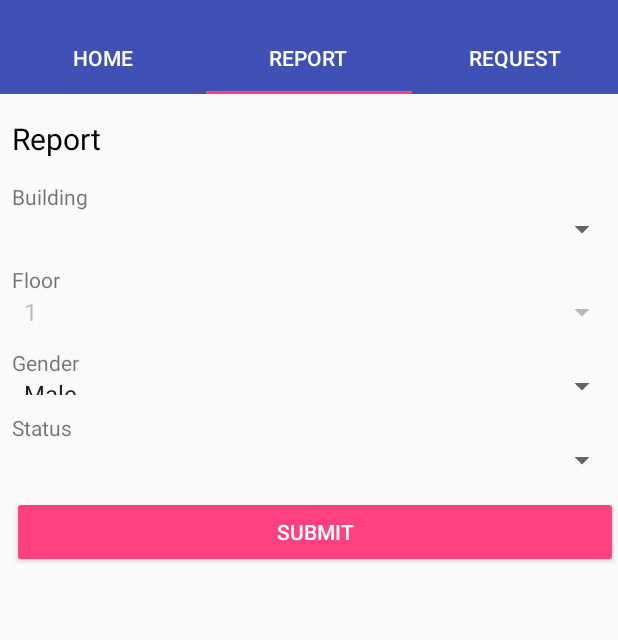
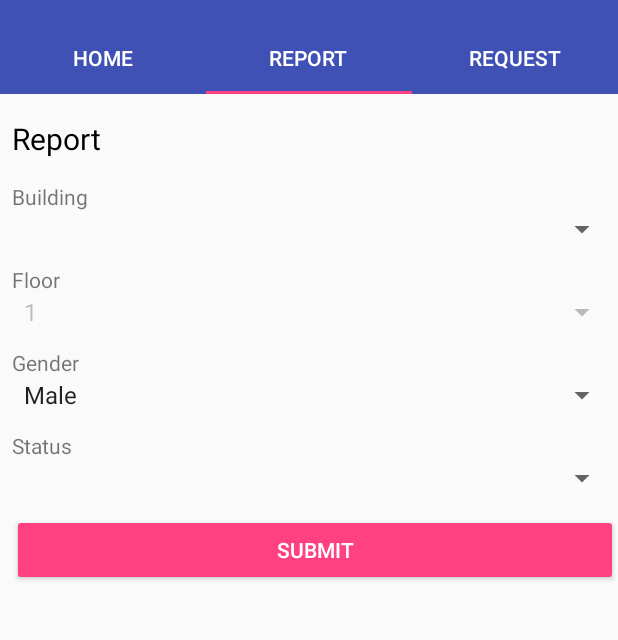
Before and after one commit to stassinopoulosari/BathroomApp, an Android app: the screen it shows after launch (HostActivity), tab 2 chosen, on a phone screen of 412 x 824 dp, the part 62-702 px from its top. Run offline under Robolectric (Android 15) with nearby library versions, the phone set to English and light mode, and no system bars; libraries missing offline, so code that uses them is left out: com.backendless; 2 statements that could not run were skipped.

Commit message:
Fix selection code in ReportFragment
Signed-off-by: Ari Stassinopoulos <stassinopoulosari@gmail.com>

```diff
--- a/app/src/main/java/com/stassinopoulos/ari/bathroomapp/ReportFragment.java
+++ b/app/src/main/java/com/stassinopoulos/ari/bathroomapp/ReportFragment.java
@@ -46,8 +46,9 @@ public class ReportFragment extends Fragment {
         mReportBuildingSpinner.setOnItemSelectedListener(new AdapterView.OnItemSelectedListener() {
             @Override
             public void onItemSelected(AdapterView<?> adapterView, View view, int i, long l) {
-                if (buildingChoices[i] == null) return;
-                if (buildingChoices[i].getNumberOfFloors() == 2) {
+                Bathroom.Building selectedItem = (Bathroom.Building) mReportBuildingSpinner.getSelectedItem();
+                if (selectedItem == null) return;
+                if (selectedItem.getNumberOfFloors() == 2) {
                     mFloorSpinner.setEnabled(true);
                 } else {
                     mFloorSpinner.setEnabled(false);
--- a/app/src/main/res/layout/fragment_home.xml
+++ b/app/src/main/res/layout/fragment_home.xml
@@ -13,8 +13,8 @@
         android:layout_marginEnd="8dp"
         android:layout_marginStart="8dp"
         android:layout_marginTop="8dp"
-        android:textAppearance="@style/TextAppearance.AppCompat.Large"
-        android:textColor="@android:color/black"
+        android:text="Home"
+        android:textSize="20sp"
         tools:text="@string/home_header" />
 
     <ListView
--- a/app/src/main/res/layout/fragment_report.xml
+++ b/app/src/main/res/layout/fragment_report.xml
@@ -77,7 +77,7 @@
             <Spinner
                 android:id="@+id/report_gender_spinner"
                 android:layout_width="match_parent"
-                android:layout_height="12dp" />
+                android:layout_height="wrap_content" />
 
             <Space
                 android:layout_width="match_parent"
```
